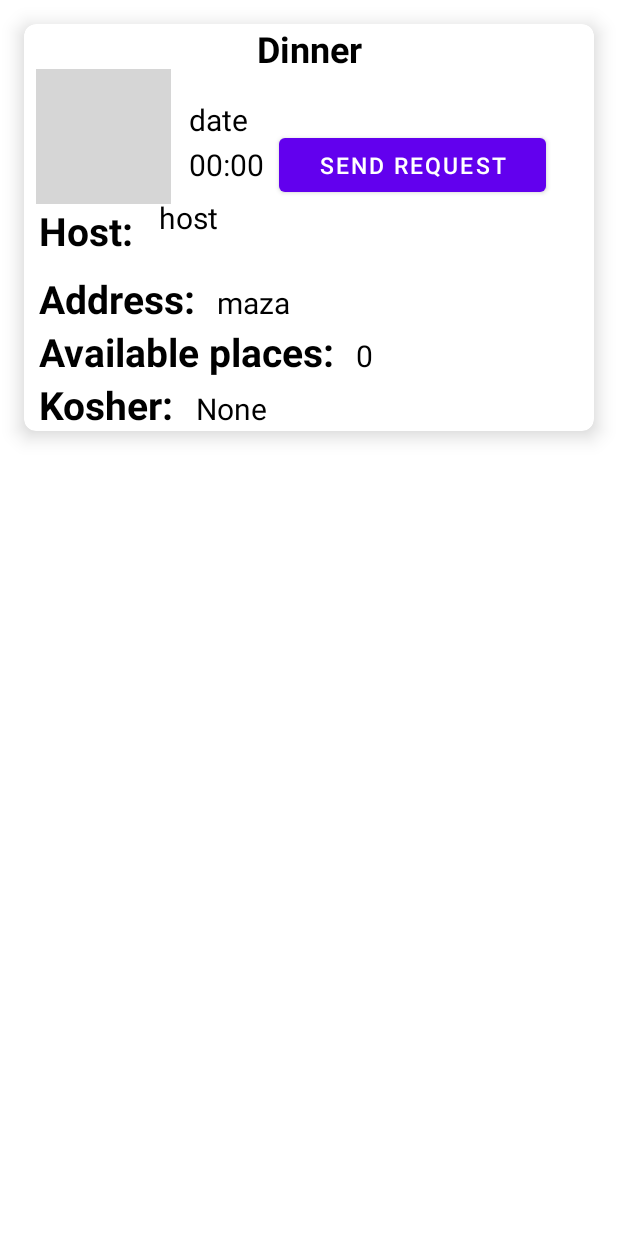
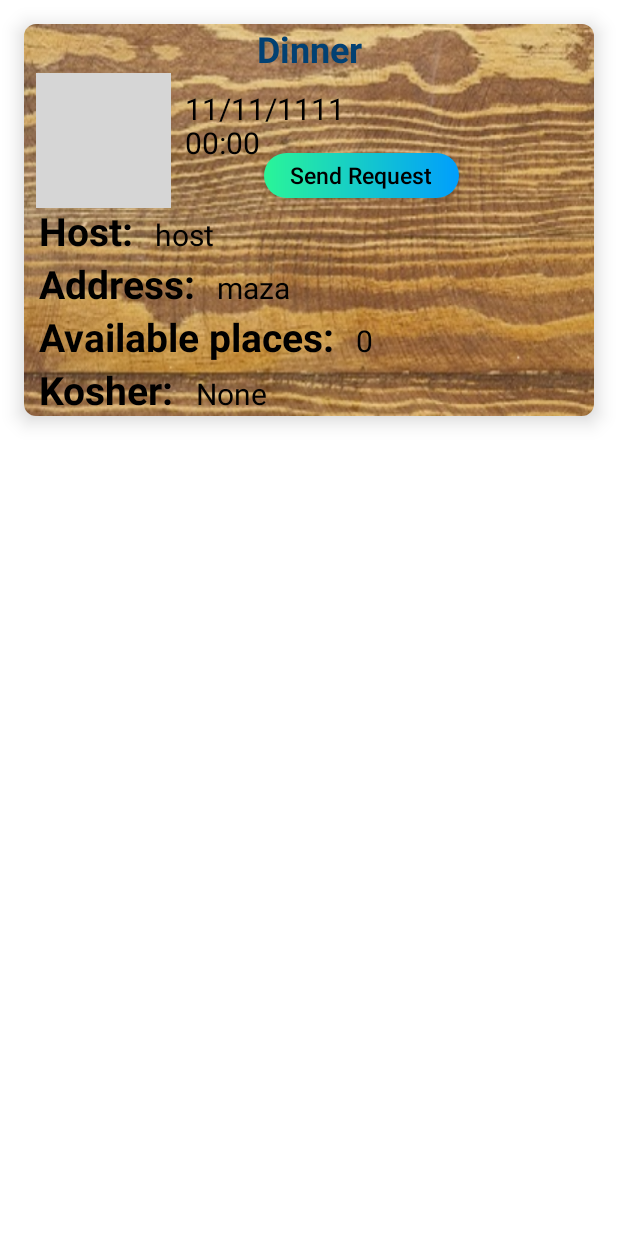
Before and after one commit to Segev955/FamilEat, an Android app: the layout av_dinner_view_guest.xml on its own in the app's theme, with its tools: preview values and no code run, on a phone screen of 412 x 824 dp. Run offline under Robolectric (Android 15) with nearby library versions, the phone set to English and light mode, and no system bars; grey boxes are pictures that could not be loaded.

Commit message:
design changes

```diff
--- a/app/src/main/java/adapters/GuestAvAdapder.java
+++ b/app/src/main/java/adapters/GuestAvAdapder.java
@@ -73,13 +73,14 @@ public class GuestAvAdapder extends RecyclerView.Adapter<GuestAvAdapder.MyViewHo
             @Override
             public void onDataChange(@NonNull DataSnapshot snapshot) {
                 User host = snapshot.getValue(User.class);
-                int rates=host.getRates();
+                holder.host.setText(host.getFullName());
+                /*int rates=host.getRates();
                 if(rates==0)
                     holder.host.setText(host.getFullName()+"\n"+"No rates yet");
                 else if(rates==1)
                     holder.host.setText(host.getFullName()+"\n"+(int)host.getRating()*20+"% rating (1 rate)");
                 else
-                    holder.host.setText(host.getFullName()+"\n"+(int)host.getRating()*20+"% rating ("+rates+" rates)");
+                    holder.host.setText(host.getFullName()+"\n"+(int)host.getRating()*20+"% rating ("+rates+" rates)");*/
             }
 
             @Override
--- /dev/null
+++ b/app/src/main/res/drawable/button.xml
@@ -0,0 +1,5 @@
+<?xml version="1.0" encoding="utf-8"?>
+<shape xmlns:android="http://schemas.android.com/apk/res/android" android:shape="rectangle">
+<gradient android:startColor="#2AF598" android:endColor="#009EFD" android:type="linear"/>
+    <corners android:radius="40dp"/>
+</shape>
--- /dev/null
+++ b/app/src/main/res/drawable/ic_baseline_history_24.xml
@@ -0,0 +1,5 @@
+<vector android:height="24dp" android:tint="#000000"
+    android:viewportHeight="24" android:viewportWidth="24"
+    android:width="24dp" xmlns:android="http://schemas.android.com/apk/res/android">
+    <path android:fillColor="@android:color/white" android:pathData="M13,3c-4.97,0 -9,4.03 -9,9L1,12l3.89,3.89 0.07,0.14L9,12L6,12c0,-3.87 3.13,-7 7,-7s7,3.13 7,7 -3.13,7 -7,7c-1.93,0 -3.68,-0.79 -4.94,-2.06l-1.42,1.42C8.27,19.99 10.51,21 13,21c4.97,0 9,-4.03 9,-9s-4.03,-9 -9,-9zM12,8v5l4.28,2.54 0.72,-1.21 -3.5,-2.08L13.5,8L12,8z"/>
+</vector>
--- a/app/src/main/res/layout/av_dinner_view_guest.xml
+++ b/app/src/main/res/layout/av_dinner_view_guest.xml
@@ -1,13 +1,18 @@
 <?xml version="1.0" encoding="utf-8"?>
 <androidx.cardview.widget.CardView xmlns:android="http://schemas.android.com/apk/res/android"
+    xmlns:app="http://schemas.android.com/apk/res-auto"
+    xmlns:tools="http://schemas.android.com/tools"
     android:layout_width="match_parent"
     android:layout_height="wrap_content"
-    xmlns:app="http://schemas.android.com/apk/res-auto"
-    xmlns:tools="http://schemas.android.com/tools"
-    app:cardElevation="8dp"
+    android:layout_margin="16dp"
+    android:background="@drawable/login_bg4"
     app:cardCornerRadius="8dp"
-    android:background="@drawable/login_bg4"
-    android:layout_margin="16dp">
+    app:cardElevation="8dp">
+
+    <RelativeLayout
+        android:layout_width="wrap_content"
+        android:layout_height="wrap_content"
+        android:background="@drawable/cardback">
 
         <TextView
             android:id="@+id/tvTitle"
@@ -15,41 +20,54 @@
             android:layout_height="wrap_content"
             android:gravity="center"
             android:text="Dinner"
-        android:textColor="@color/black"
+            android:textColor="#024173"
             android:textSize="24sp"
             android:textStyle="bold" />
 
-    <Button
+        <ImageView
+            android:id="@+id/dinnerImage"
+            android:layout_width="90dp"
+            android:layout_height="90dp"
+            android:layout_below="@id/tvTitle"
+            android:layout_marginLeft="8dp"
+            tools:srcCompat="@tools:sample/avatars" />
+
+        <androidx.appcompat.widget.AppCompatButton
             android:id="@+id/join"
-        android:layout_width="178dp"
-        android:layout_height="wrap_content"
+            android:layout_width="130dp"
+            android:layout_height="30dp"
             android:layout_below="@id/tvTitle"
-        android:layout_centerHorizontal="true"
-        android:layout_marginLeft="170dp"
-        android:layout_marginTop="70dp"
-        android:text="send request"
-        android:textSize="15dp" />
+            android:layout_marginLeft="160dp"
+            android:layout_marginTop="53dp"
+            android:background="@drawable/button"
+            android:textColor="@color/black"
+            android:textAllCaps="false"
+            android:text="Send Request"
+            android:textSize="15dp"
+            />
 
         <TextView
             android:id="@+id/tvDate"
             android:layout_width="match_parent"
             android:layout_height="wrap_content"
-        android:layout_marginLeft="110dp"
-        android:layout_marginTop="50dp"
-        android:text="date"
             android:layout_below="@id/tvTitle"
             android:layout_centerHorizontal="true"
+            android:layout_marginLeft="215dp"
+            android:layout_marginTop="10dp"
+            android:text="11/11/1111"
             android:textColor="@color/black"
             android:textSize="20sp" />
+
         <TextView
             android:id="@+id/tvTime"
             android:layout_width="wrap_content"
             android:layout_height="wrap_content"
+            android:layout_marginLeft="107dp"
+            android:layout_marginTop="65dp"
             android:text="00:00"
-        android:layout_marginLeft="110dp"
-        android:layout_marginTop="80dp"
             android:textColor="@color/black"
             android:textSize="20sp" />
+
         <LinearLayout
             android:layout_width="match_parent"
             android:layout_height="wrap_content"
@@ -69,21 +87,18 @@
                     android:text="Host: "
                     android:textColor="@color/black"
                     android:textSize="26sp"
-                android:textStyle="bold"/>
-
-
-        </LinearLayout>
+                    android:textStyle="bold" />
 
                 <TextView
                     android:id="@+id/tvHost"
                     android:layout_width="wrap_content"
-            android:layout_height="50dp"
-            android:layout_marginLeft="80dp"
-            android:layout_marginTop="-40dp"
+                    android:layout_height="wrap_content"
+                    android:layout_marginLeft="8dp"
                     android:text="host"
                     android:textColor="@color/black"
                     android:textSize="20sp" />
 
+            </LinearLayout>
 
             <LinearLayout
                 android:layout_width="wrap_content"
@@ -123,7 +138,7 @@
                     android:text="Available places: "
                     android:textColor="@color/black"
                     android:textSize="26sp"
-                android:textStyle="bold"/>
+                    android:textStyle="bold" />
 
                 <TextView
                     android:id="@+id/tvAvailables"
@@ -148,7 +163,7 @@
                     android:text="Kosher: "
                     android:textColor="@color/black"
                     android:textSize="26sp"
-                android:textStyle="bold"/>
+                    android:textStyle="bold" />
 
                 <TextView
                     android:id="@+id/tvKosher"
@@ -162,17 +177,8 @@
             </LinearLayout>
 
 
-
         </LinearLayout>
 
-    <ImageView
-        android:id="@+id/dinnerImage"
-        android:layout_width="90dp"
-        android:layout_height="90dp"
-        android:layout_marginLeft="8dp"
-        android:layout_below="@id/tvTitle"
-        android:layout_marginTop="30dp"
-        tools:srcCompat="@tools:sample/avatars" />
-
+    </RelativeLayout>
 
 </androidx.cardview.widget.CardView>
--- a/app/src/main/res/values-night/themes.xml
+++ b/app/src/main/res/values-night/themes.xml
@@ -13,4 +13,7 @@
         <item name="android:statusBarColor">?attr/colorPrimaryVariant</item>
         <!-- Customize your theme here. -->
     </style>
+    <style name="Button" parent="Widget.AppCompat.Button">
+        <item name="android:textAllCaps">false</item>
+    </style>
 </resources>
```
Also changed, not shown: app/src/main/res/layout/activity_host_main.xml (+48 -44 lines). Lines whose indentation alone changed are shown as unchanged.
